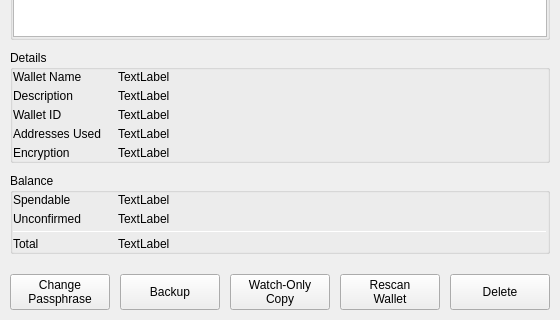
Old version of the form BlockSettleUILib/WalletPropertiesDialog.ui in the repository BlockSettle/terminal; both pictures show x 0 to 560 and y 155 to 475 of the 560 by 475 pixel window.
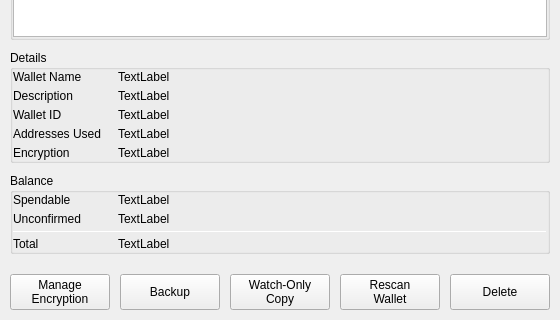
New version of the form.

Commit message: BST-1537 - renamed Change Password to Manage Encryption in Wallet Properties dialog

Diff of the .ui file:
```diff
--- a/BlockSettleUILib/WalletPropertiesDialog.ui
+++ b/BlockSettleUILib/WalletPropertiesDialog.ui
@@ -794,8 +794,8 @@
          </size>
         </property>
         <property name="text">
-         <string>Change 
-Passphrase</string>
+         <string>Manage
+Encryption</string>
         </property>
         <property name="iconSize">
          <size>
```
